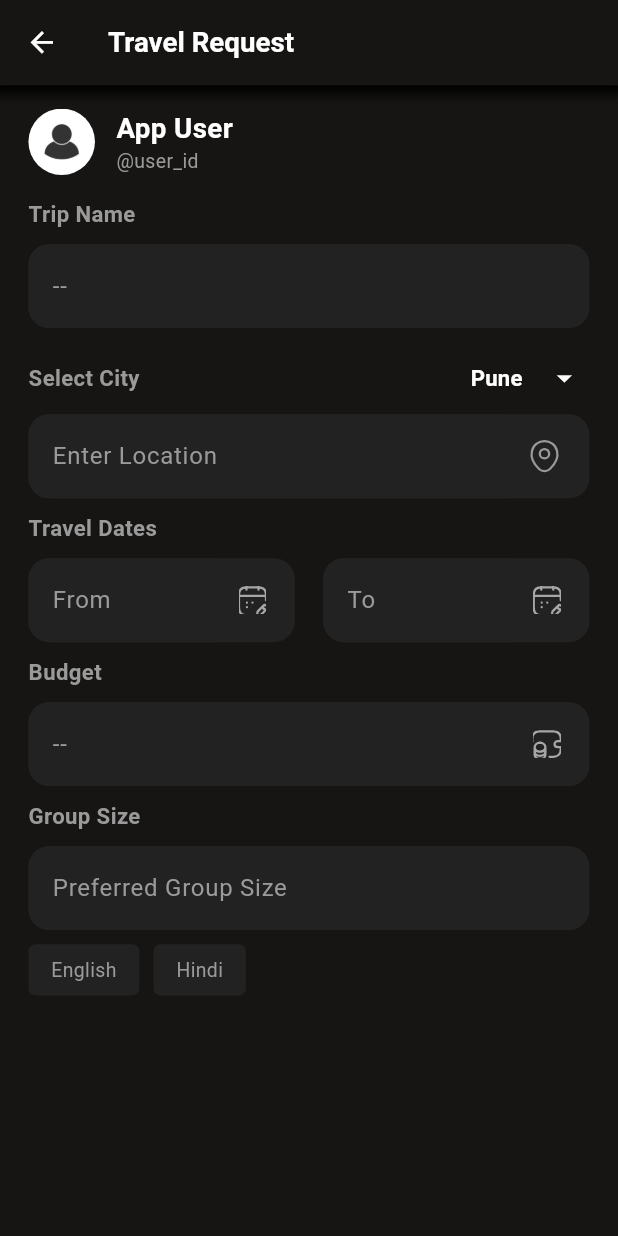
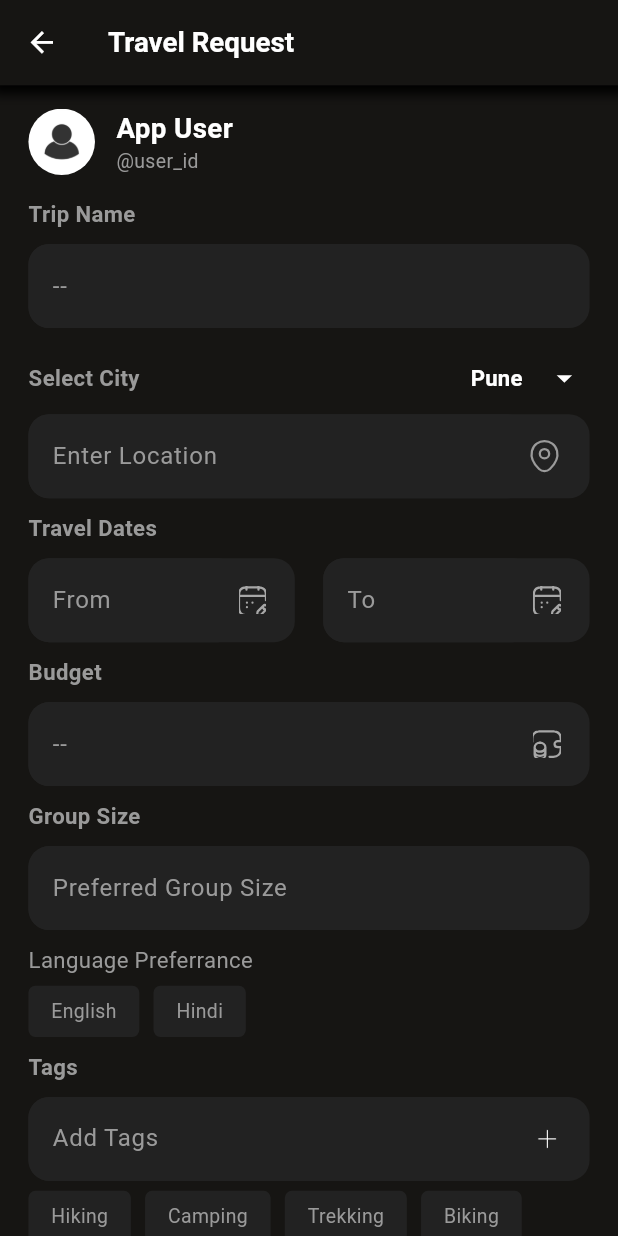
Before and after one commit to Pinnacle01/pinnacle, a Flutter app: the TravelPost screen opened by its route, on a phone screen of 412 x 824 dp. Run offline on Flutter 3.47's test engine with Material 3 defaults, Android fonts, the light colour scheme and no system bars; our stand-ins replace flutter_mobx, flutter_svg, go_router, mobx; generated files the repository leaves out were written again.

Commit message:
Add tags and language preference fields to TravelPost UI

```diff
--- a/lib/explore_home/view/travel_post.dart
+++ b/lib/explore_home/view/travel_post.dart
@@ -6,6 +6,7 @@ import 'package:pinnacle_main/framework/constants/color.dart';
 import 'package:pinnacle_main/framework/constants/size.dart';
 import 'package:pinnacle_main/framework/constants/strings.dart';
 import 'package:pinnacle_main/framework/digital/sizer.dart';
+import 'package:pinnacle_main/framework/uikit/scrollable_textbox.dart';
 import 'package:pinnacle_main/framework/uikit/small_preference_button.dart';
 import 'package:pinnacle_main/framework/uikit/text_field_widget.dart';
 import 'package:pinnacle_main/framework/uikit/text_field_with_dropdown.dart';
@@ -26,6 +27,7 @@ class _TravelPostState extends State<TravelPost> {
   @override
   Widget build(BuildContext context) {
     List<String> languages = ['English', 'Hindi'];
+    List<String> tags = ['Hiking', 'Camping', 'Trekking', 'Biking'];
     return Scaffold(
       backgroundColor: CustomColors.mainBackgroundColor161513,
       appBar: customAppBarWithShadow(
@@ -96,6 +98,12 @@ class _TravelPostState extends State<TravelPost> {
               fieldTextColor: CustomColors.whiteColor,
             ),
             SizedBox(height: Sizes.size10.dp),
+            TextWidget(
+              text: GeneralString.languagePreferrance,
+              color: CustomColors.lightBackgroundColor,
+              size: Sizes.size16.sp,
+            ),
+            SizedBox(height: Sizes.size7.dp),
             Row(
               children: languages
                   .map((tag) => SmallPreferenceButton(
@@ -104,6 +112,35 @@ class _TravelPostState extends State<TravelPost> {
                       ))
                   .toList(),
             ),
+            SizedBox(height: Sizes.size10.dp),
+            TextFieldWidget(
+              label: GeneralString.tags,
+              hintText: "Add Tags",
+              prefixIcon: AssetPath.plusIcon,
+              textFieldTheme: TextFeildTheme.dark,
+              fieldTextColor: CustomColors.whiteColor,
+            ),
+            SizedBox(height: Sizes.size7.dp),
+            Row(
+              children: tags
+                  .map((tag) => SmallPreferenceButton(
+                        label: tag,
+                        onTap: () {},
+                      ))
+                  .toList(),
+            ),
+            SizedBox(height: Sizes.size10.dp),
+            TextWidget(
+              text: GeneralString.languagePreferrance,
+              color: CustomColors.lightBackgroundColor,
+              size: Sizes.size16.sp,
+            ),
+            SizedBox(height: Sizes.size7.dp),
+            ScrollableNotesBox(
+              maxLength: 500,
+              hintText: 'Notes....',
+              scrollController: ScrollController(),
+            ),
           ],
         ),
       )),
--- a/lib/framework/constants/strings.dart
+++ b/lib/framework/constants/strings.dart
@@ -23,6 +23,8 @@ class GeneralString {
   static String get paidBy => 'Paid By:';
   static String get from => 'From';
   static String get to => 'To';
+  static String get tags => 'Tags';
+  static String get languagePreferrance => 'Language Preferrance';
 
   static String get tripDetail => 'Trip Details';
   static String get startPlanning => 'Start Planning';
```
